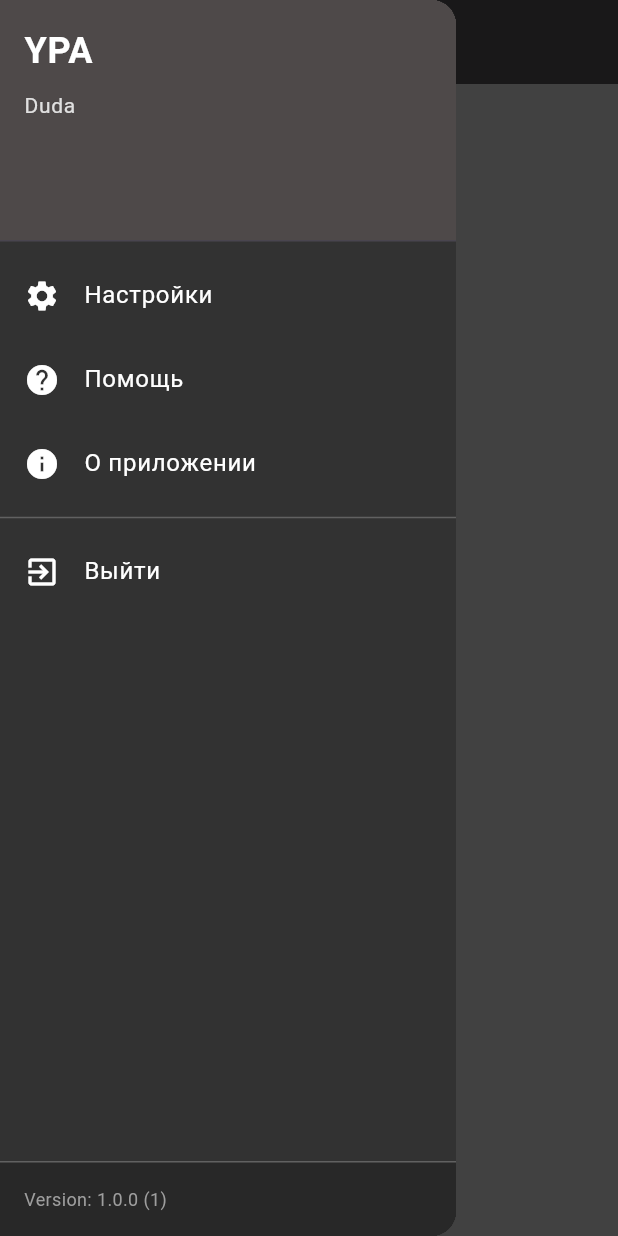
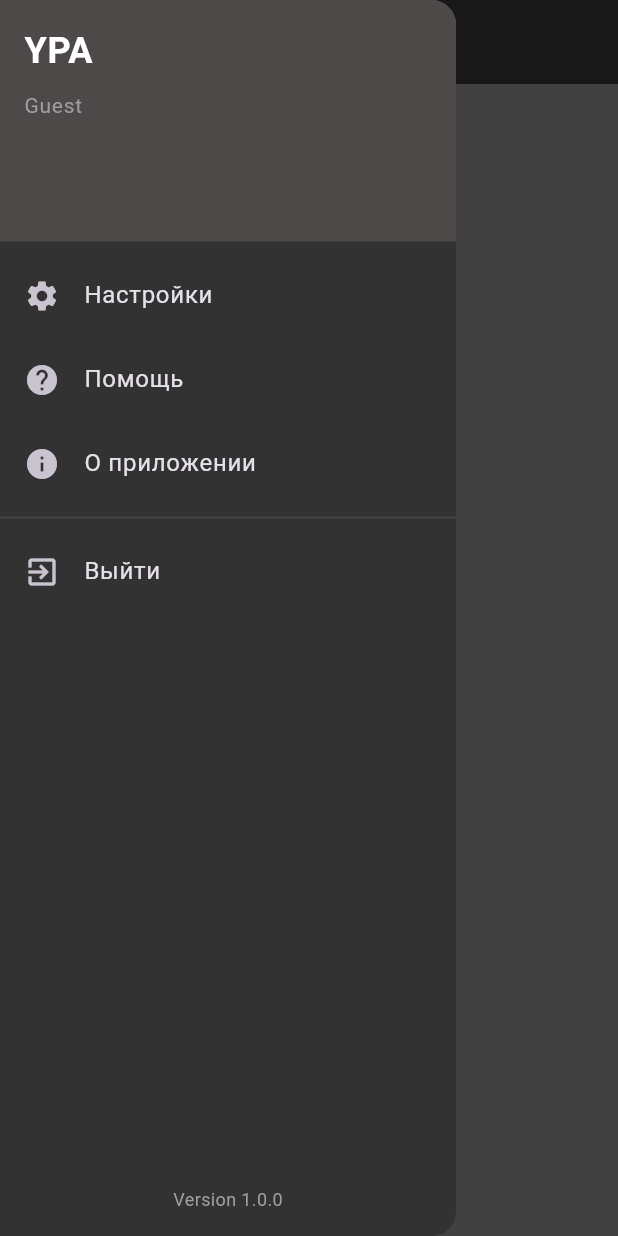
Before and after one commit to AndreyShikhov/YourPlasticArmy, a Flutter app: the screen it shows after launch, in the side drawer, after a tap on the "menu" icon, on a phone screen of 412 x 824 dp. Run offline on Flutter 3.47's test engine with Material 3 defaults, Android fonts, the phone set to English and light mode, and no system bars; our stand-ins replace drift, flutter_riverpod, go_router, package_info_plus; accounts and stored records are empty; generated files the repository leaves out were written again.

Commit message:
add riverpod and db

```diff
--- /dev/null
+++ b/YPA/lib/core/providers/user_notifier.dart
@@ -0,0 +1,42 @@
+import 'package:flutter_riverpod/flutter_riverpod.dart';
+
+class UserState {
+  final String? userName;
+  final bool isAuthorized;
+
+  const UserState({
+    this.userName,
+    required this.isAuthorized,
+  });
+
+  UserState copyWith({
+    String? userName,
+    bool? isAuthorized,
+  }) {
+    return UserState(
+      userName: userName ?? this.userName,
+      isAuthorized: isAuthorized ?? this.isAuthorized,
+    );
+  }
+}
+
+class UserNotifier extends Notifier<UserState> {
+  @override
+  UserState build() {
+    return const UserState(isAuthorized: false);
+  }
+
+  void login(String name) {
+    state = state.copyWith(
+      userName: name,
+      isAuthorized: true,
+    );
+  }
+
+  void logout() {
+    state = const UserState(isAuthorized: false);
+  }
+}
+
+final userStateProvider =
+NotifierProvider<UserNotifier, UserState>(UserNotifier.new);
--- a/YPA/lib/core/providers/user_provider.dart
+++ /dev/null
@@ -1,27 +0,0 @@
-import 'package:flutter/foundation.dart';
-
-
-class UserProvider  extends ChangeNotifier
-{
-  String _name ="";
-
-  UserProvider (){}
-
-  String getUserName () { return _name;}
-  void setName (String newName) {
-    _name = newName;
-    //notifyListeners();
-  }
-
-  // Для сохранения/загрузки
-  Map<String, dynamic> toJson() {
-    return {
-      'name': _name,
-    };
-  }
-
-  void fromJson(Map<String, dynamic> json) {
-    _name = json['name'] ?? 'User name';
-    notifyListeners();
-  }
-}
--- a/YPA/lib/core/router/router.dart
+++ b/YPA/lib/core/router/router.dart
@@ -31,7 +31,7 @@ final GoRouter router = GoRouter(
                      path: 'army_lyst',
                      builder: (context, state) =>BaseWindow(
                          bgColor: mainScreenColor,
-                         child: ArmyLystScreen()
+                         child: ArmyListScreen()
                      ),
                  ),
                ],
--- a/YPA/lib/core/screens/main_screen.dart
+++ b/YPA/lib/core/screens/main_screen.dart
@@ -1,15 +1,14 @@
-
 import 'dart:io';
 
 import 'package:flutter/material.dart';
+import 'package:flutter/services.dart';
+import 'package:flutter_riverpod/flutter_riverpod.dart';
 import 'package:go_router/go_router.dart';
 import 'package:package_info_plus/package_info_plus.dart';
-import 'package:provider/provider.dart';
-import 'package:ypa/core/widgets/buttons.dart';
-import 'package:ypa/core/data/style_data.dart';
-import 'package:flutter/services.dart';
 
-import '../providers/user_provider.dart';
+import '../data/style_data.dart';
+import '../providers/user_notifier.dart';
+import '../widgets/buttons.dart';
 
 
 enum ButtonType {
@@ -17,71 +16,60 @@ enum ButtonType {
   warhammerAoS,
 }
 
-class MainScreen extends StatefulWidget {
+class MainScreen extends ConsumerStatefulWidget {
+  const MainScreen({super.key});
 
   @override
-  _MainScreenState createState() => _MainScreenState();
+  ConsumerState<MainScreen> createState() => _MainScreenState();
 }
 
-
-class _MainScreenState extends State<MainScreen> {
-  final Color contentColor = Colors.black26;
-
+class _MainScreenState extends ConsumerState<MainScreen> {
   Map<ButtonType, bool> _statesAllButtons = {
     ButtonType.warhammer40k: true,
     ButtonType.warhammerAoS: true,
   };
+
   final List<String> _buttonTitles = [
     'Warhammer 40K',
     'Warhammer AoS',
   ];
 
-
   @override
   void didChangeDependencies() {
     super.didChangeDependencies();
 
-    // Проверяем, активен ли сейчас этот экран
     if (ModalRoute.of(context)?.isCurrent == true) {
-      // Активируем кнопки при возврате
-      setState(() => enableAllButtons(isEnable: true));
+      setState(() => _enableAllButtons(true));
     }
   }
 
-
-  void enableAllButtons({bool isEnable = true}) {
-    setState(() {
+  void _enableAllButtons(bool isEnable) {
     _statesAllButtons = {
       ButtonType.warhammer40k: isEnable,
       ButtonType.warhammerAoS: isEnable,
     };
-    });
   }
 
-  List get _buttonHandlers => [
-        () =>  context.go('/game_screen'),
-  ];
-
+  void _goToGame() {
+    context.go('/game_screen');
+  }
 
   @override
   Widget build(BuildContext context) {
-    // Получаем доступ к UserProvider
-    final userProvider = context.watch<UserProvider>();
-    userProvider.setName("Duda");
+    final userState = ref.watch(userStateProvider);
 
     return Scaffold(
-      appBar: AppBar (
-        backgroundColor:  Color(0x7160605E),
-        shadowColor: Color(0x3C373771),
+      appBar: AppBar(
+        backgroundColor: const Color(0x7160605E),
         elevation: 0,
         leading: Builder(
-          builder: (context)=> IconButton(
-              onPressed: ()=> Scaffold.of(context).openDrawer(),
-              icon: const Icon (Icons.menu, color: Colors.white,)
+          builder: (context) => IconButton(
+            onPressed: () => Scaffold.of(context).openDrawer(),
+            icon: const Icon(Icons.menu),
           ),
         ),
       ),
-        drawer: _buildDrawer(context, userProvider),
+      drawer: _buildDrawer(context, userState),
       body: Container(
         color: mainScreenColor,
         child: Center(
@@ -94,46 +82,41 @@ class _MainScreenState extends State<MainScreen> {
     );
   }
 
-  List<Widget> _buildButtons(){
-    return _buttonTitles.asMap().entries.map((elem){
-      final int index  = elem.key;
-      final title = elem.value;
-      final buttonType = ButtonType.values[index];
+  List<Widget> _buildButtons() {
+    return _buttonTitles.asMap().entries.map((entry) {
+      final index = entry.key;
+      final title = entry.value;
+      final type = ButtonType.values[index];
 
       return MainButton(
-        onPressed: () async {
-          // deactivate all buttons
-          setState(()=> enableAllButtons(isEnable: false));
-          // переход на другой экран
-          _buttonHandlers[0]();
+        textBTN: title,
+        isActive: _statesAllButtons[type] ?? true,
+        style: MainButton.mainButtonStyle(context),
+        onPressed: () {
+          setState(() => _enableAllButtons(false));
+          _goToGame();
         },
-        isActive:  _statesAllButtons[buttonType] ?? true ,
-        textBTN:  title,
-        style: MainButton.mainButtonStyle(context),
       );
     }).toList();
   }
 
-  Widget _buildDrawer(BuildContext context, UserProvider user) {
-
+  Widget _buildDrawer(BuildContext context, UserState user) {
     return Drawer(
-      backgroundColor: Color.fromARGB(255, 50, 50, 50),
+      backgroundColor: const Color(0xFF323232),
       child: Column(
         children: [
-          // Основное содержимое меню (прокручиваемое)
           Expanded(
             child: ListView(
               padding: EdgeInsets.zero,
               children: [
-                // Шапка меню
                 DrawerHeader(
-                  decoration: BoxDecoration(
-                    color: Color.fromARGB(255, 78, 73, 73),
+                  decoration: const BoxDecoration(
+                    color: Color(0xFF4E4949),
                   ),
                   child: Column(
                     crossAxisAlignment: CrossAxisAlignment.start,
                     children: [
-                      Text(
+                      const Text(
                         'YPA',
                         style: TextStyle(
                           color: Colors.white,
@@ -141,54 +124,25 @@ class _MainScreenState extends State<MainScreen> {
                           fontWeight: FontWeight.bold,
                         ),
                       ),
-                      SizedBox(height: 8),
+                      const SizedBox(height: 8),
                       Text(
-                        user.getUserName(),
+                        user.userName ?? 'Guest',
                         style: TextStyle(
-                          color: Colors.grey[300],
+                          color: Colors.grey,
                           fontSize: 14,
                         ),
                       ),
                     ],
                   ),
                 ),
-
-                // Пункты меню
-                _buildDrawerItem(
-                  icon: Icons.settings,
-                  title: 'Настройки',
+                _drawerItem(Icons.settings, 'Настройки', context),
+                _drawerItem(Icons.help, 'Помощь', context),
+                _drawerItem(Icons.info, 'О приложении', context),
+                const Divider(),
+                ListTile(
+                  leading: const Icon(Icons.exit_to_app),
+                  title: const Text('Выйти'),
                   onTap: () {
-                    Navigator.pop(context);
-                    print('Настройки');
-                  },
-                ),
-
-                _buildDrawerItem(
-                  icon: Icons.help,
-                  title: 'Помощь',
-                  onTap: () {
-                    Navigator.pop(context);
-                    print('Помощь');
-                  },
-                ),
-
-                _buildDrawerItem(
-                  icon: Icons.info,
-                  title: 'О приложении',
-                  onTap: () {
-                    Navigator.pop(context);
-                    print('О приложении');
-                  },
-                ),
-
-                // Разделитель
-                Divider(color: Colors.grey[700]),
-
-                _buildDrawerItem(
-                  icon: Icons.exit_to_app,
-                  title: 'Выйти',
-                  onTap: () {
-                    print('Выход');
                     Navigator.pop(context);
                     if (Platform.isAndroid || Platform.isIOS) {
                       SystemNavigator.pop();
@@ -198,26 +152,17 @@ class _MainScreenState extends State<MainScreen> {
               ],
             ),
           ),
-
-          // Версия приложения ВСЕГДА внизу
           FutureBuilder<PackageInfo>(
             future: PackageInfo.fromPlatform(),
             builder: (context, snapshot) {
-              if (snapshot.hasData) {
-                return Container(
-                  width: double.infinity,
-                  padding: EdgeInsets.all(16),
-                  decoration: BoxDecoration(
-                    color: Color.fromARGB(255, 40, 40, 40),
-                    border: Border(top: BorderSide(color: Colors.grey[700]!)),
-                  ),
+              if (!snapshot.hasData) return const SizedBox.shrink();
+              return Padding(
+                padding: const EdgeInsets.all(16),
                 child: Text(
-                    'Version: ${snapshot.data!.version} (${snapshot.data!.buildNumber})',
-                    style: TextStyle(color: Colors.grey[500], fontSize: 12),
+                  'Version ${snapshot.data!.version}',
+                  style: const TextStyle(color: Colors.grey, fontSize: 12),
                 ),
               );
-              }
-              return Container(); // Показываем пустой контейнер при загрузке
             },
           ),
         ],
@@ -225,16 +170,11 @@ class _MainScreenState extends State<MainScreen> {
     );
   }
 
-  Widget _buildDrawerItem({
-    required IconData icon,
-    required String title,
-    required VoidCallback onTap,
-  }) { return ListTile(
-    leading: Icon(icon, color: Colors.white),
-    title: Text(
-      title,
-      style: TextStyle(color: Colors.white),
-    ),
-    onTap: onTap,
-  );}
+  Widget _drawerItem(IconData icon, String title, BuildContext context) {
+    return ListTile(
+      leading: Icon(icon),
+      title: Text(title),
+      onTap: () => Navigator.pop(context),
+    );
   }
+}
--- a/YPA/lib/app.dart
+++ b/YPA/lib/main.dart
@@ -1,25 +1,19 @@
 import 'dart:convert';
 
 import 'package:flutter/material.dart';
-import 'package:provider/provider.dart';
 import 'package:ypa/core/router/router.dart';
 import 'core/data/data.dart';
 
-import 'package:ypa/core/providers/user_provider.dart';
+import 'package:flutter_riverpod/flutter_riverpod.dart';
 
 
 
 void main() {
   runApp(
-    MultiProvider( // Виджет MultiProvider
-      providers: [
-        ChangeNotifierProvider(create: (_) => UserProvider()),
-        // Добавляйте здесь другие провайдеры
-      ],
-      child: const Ypa(), // Ваш главный виджет приложения
-    ),
+        const ProviderScope(
+          child: Ypa(),
+        ),
   );
-
 
   // Объект → JSON
   UnitCardData testData = UnitCardData(unitName: 'testName',
--- a/YPA/pubspec.yaml
+++ b/YPA/pubspec.yaml
@@ -30,14 +30,12 @@ environment:
 dependencies:
   flutter:
     sdk: flutter
-
-  provider: ^6.0.0
   package_info_plus: ^8.0.0
   drift: ^2.18.0
   sqlite3_flutter_libs: ^0.5.24
   path_provider: ^2.1.4
   path: ^1.9.0
-
+  flutter_riverpod: ^2.6.1
   cupertino_icons: ^1.0.8
   go_router: ^16.0.0
 
```
Also changed, not shown: YPA/lib/core/database/app_database.dart (+35 -2 lines), YPA/lib/core/database/database_providers.dart (added, +12 -0 lines), YPA/lib/core/providers/army_list_provider.dart (added, +32 -0 lines), YPA/lib/core/repositories/army_repository.dart (added, +33 -0 lines), YPA/lib/core/screens/army_lyst_screen.dart (+27 -47 lines), YPA/lib/core/database/app_database.g.dart, YPA/pubspec.lock, 1 other file. Lines whose indentation alone changed are shown as unchanged.
